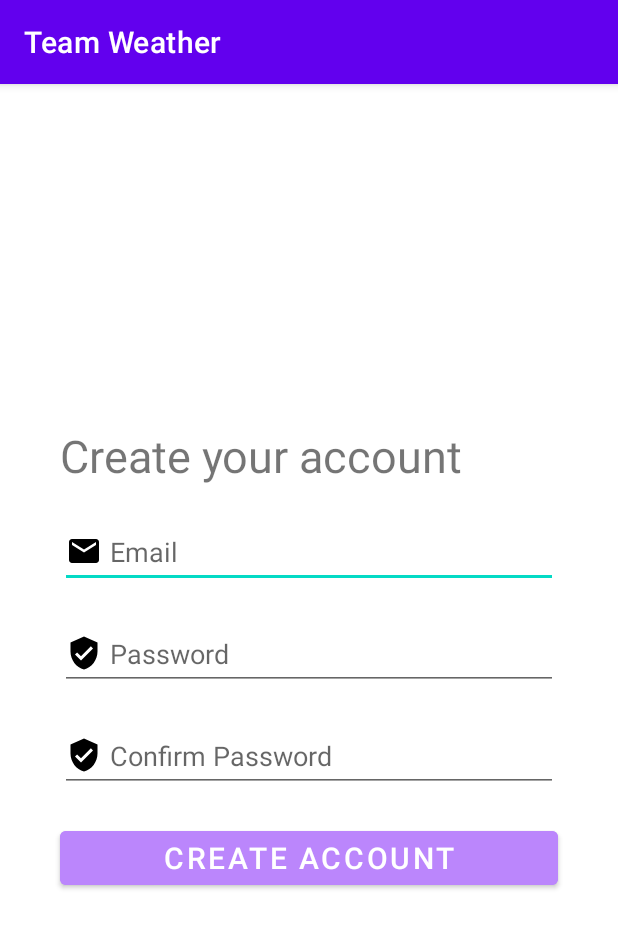
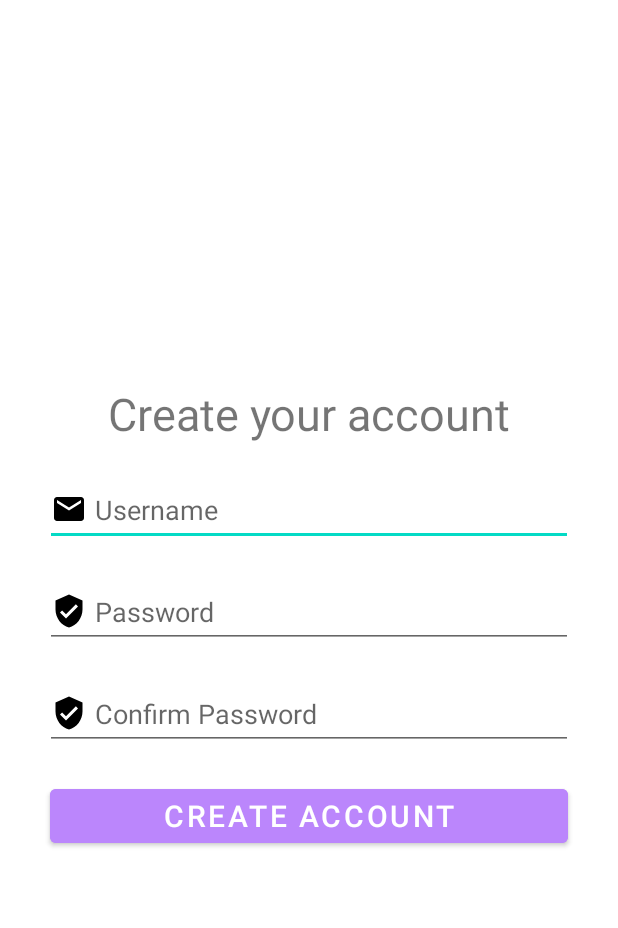
Before and after one commit to roeelap/weather-mobile-app, an Android app: the CreateAccountActivity screen opened directly, with no data from a screen before it, on a phone screen of 412 x 824 dp. Shown: the top 928 px of the screen. Run offline under Robolectric (Android 15) with nearby library versions, the phone set to English and light mode, and no system bars; network calls fail.

Commit message:
added a mongodb server to handle basic user login and sign up

```diff
--- a/client/app/src/main/java/com/example/teamweather/CreateAccountActivity.java
+++ b/client/app/src/main/java/com/example/teamweather/CreateAccountActivity.java
@@ -2,45 +2,64 @@ package com.example.teamweather;
 
 import androidx.appcompat.app.AppCompatActivity;
 
+import android.content.Intent;
 import android.os.Bundle;
 import android.widget.Button;
 import android.widget.EditText;
+import android.widget.ProgressBar;
 import android.widget.Toast;
 
 public class CreateAccountActivity extends AppCompatActivity {
 
-    private EditText emailEditText;
+    private EditText userNameEditText;
     private EditText passwordEditText;
     private EditText confirmPasswordEditText;
+    private ProgressBar progressBar;
 
     @Override
     protected void onCreate(Bundle savedInstanceState) {
         super.onCreate(savedInstanceState);
         setContentView(R.layout.activity_create_account);
 
-        emailEditText = findViewById(R.id.editTextEmailAddress);
+        userNameEditText = findViewById(R.id.editTextUserName);
         passwordEditText = findViewById(R.id.editTextPassword);
         confirmPasswordEditText = findViewById(R.id.editTextConfirmPassword);
+        progressBar = findViewById(R.id.idPBLoading);
 
         Button createAccountButton = findViewById(R.id.create_account_button);
-        createAccountButton.setOnClickListener(v -> {
-            String email = emailEditText.getText().toString();
+        createAccountButton.setOnClickListener(v -> createAccount());
+    }
+
+    private void createAccount() {
+        String userName = userNameEditText.getText().toString();
         String password = passwordEditText.getText().toString();
         String confirmPassword = confirmPasswordEditText.getText().toString();
 
         // validate inputs
-            if (email.isEmpty() || password.isEmpty() || confirmPassword.isEmpty()) {
+        if (userName.isEmpty() || password.isEmpty() || confirmPassword.isEmpty()) {
             // TODO: display error message - please fill out all fields
             Toast.makeText(CreateAccountActivity.this, "Please fill out all fields", Toast.LENGTH_SHORT).show();
+            return;
         } else if (!password.equals(confirmPassword)) {
             // TODO: display error message - passwords do not match
             Toast.makeText(CreateAccountActivity.this, "Passwords do not match", Toast.LENGTH_SHORT).show();
-            } else if ((!email.contains("@")) || (!email.contains(".")) || (email.indexOf("@") >= email.indexOf("."))) {
-                // TODO: display error message - invalid email address
-                Toast.makeText(CreateAccountActivity.this, "Please enter a valid email address", Toast.LENGTH_SHORT).show();
+            return;
         }
 
-            // TODO: create account
+        progressBar.setVisibility(ProgressBar.VISIBLE);
+        UserFetcher fetcher = new UserFetcher(this);
+        fetcher.dispatchRequest(true, userName, password, response -> {
+            progressBar.setVisibility(ProgressBar.GONE);
+            if (response.isError) {
+                Toast.makeText(CreateAccountActivity.this, "Error while trying to create account, please try again", Toast.LENGTH_SHORT).show();
+            } else if (response.isSuccessful) {
+                Toast.makeText(CreateAccountActivity.this, "Account created successfully", Toast.LENGTH_SHORT).show();
+                Intent intent = new Intent(CreateAccountActivity.this, LoginActivity.class);
+                startActivity(intent);
+                finish();
+            } else {
+                Toast.makeText(CreateAccountActivity.this, "There already exists a user with this username/password. Please try again", Toast.LENGTH_SHORT).show();
+            }
         });
     }
 }
--- a/client/app/src/main/java/com/example/teamweather/MapsActivity.java
+++ b/client/app/src/main/java/com/example/teamweather/MapsActivity.java
@@ -181,6 +181,8 @@ public class MapsActivity extends FragmentActivity implements OnMapReadyCallback
         getWeatherButton.setOnClickListener(v -> {
             Intent intent = new Intent(this, MainActivity.class);
             intent.putExtra("location", name);
+            intent.putExtra("lat", marker.getPosition().latitude);
+            intent.putExtra("lng", marker.getPosition().longitude);
             startActivity(intent);
         });
         return false;
--- a/client/app/src/main/res/layout/activity_create_account.xml
+++ b/client/app/src/main/res/layout/activity_create_account.xml
@@ -10,20 +10,19 @@
     <TextView
         android:layout_width="match_parent"
         android:layout_height="wrap_content"
-        android:layout_marginHorizontal="40dp"
+        android:layout_marginHorizontal="30dp"
         android:layout_marginVertical="10dp"
-        android:textAlignment="center"
+        android:gravity="center"
         android:textSize="30sp"
         android:text="@string/create_your_account"/>
 
     <EditText
-        android:id="@+id/editTextEmailAddress"
+        android:id="@+id/editTextUserName"
         android:layout_width="match_parent"
         android:layout_height="wrap_content"
-        android:layout_marginHorizontal="40dp"
+        android:layout_marginHorizontal="30dp"
         android:layout_marginVertical="10dp"
-        android:hint="@string/prompt_email"
-        android:inputType="textEmailAddress"
+        android:hint="@string/prompt_userName"
         android:minHeight="48dp"
         android:drawableStart="@drawable/baseline_email_24"
         android:drawablePadding="5dp"
@@ -33,7 +32,7 @@
         android:id="@+id/editTextPassword"
         android:layout_width="match_parent"
         android:layout_height="wrap_content"
-        android:layout_marginHorizontal="40dp"
+        android:layout_marginHorizontal="30dp"
         android:layout_marginVertical="10dp"
         android:hint="@string/prompt_password"
         android:inputType="textPassword"
@@ -46,7 +45,7 @@
         android:id="@+id/editTextConfirmPassword"
         android:layout_width="match_parent"
         android:layout_height="wrap_content"
-        android:layout_marginHorizontal="40dp"
+        android:layout_marginHorizontal="30dp"
         android:layout_marginVertical="10dp"
         android:hint="@string/prompt_confirm_password"
         android:inputType="textPassword"
@@ -55,11 +54,19 @@
         android:drawablePadding="5dp"
         tools:ignore="Autofill" />
 
+    <ProgressBar
+        android:id="@+id/idPBLoading"
+        android:layout_width="wrap_content"
+        android:layout_height="wrap_content"
+        android:layout_marginHorizontal="30dp"
+        android:layout_marginVertical="10dp"
+        android:visibility="gone" />
+
     <Button
         android:id="@+id/create_account_button"
         android:layout_width="match_parent"
         android:layout_height="wrap_content"
-        android:layout_marginHorizontal="40dp"
+        android:layout_marginHorizontal="33dp"
         android:layout_marginVertical="10dp"
         android:backgroundTint="@color/purple_200"
         android:text="@string/button_create_account"
--- a/client/app/src/main/res/values-night/themes.xml
+++ b/client/app/src/main/res/values-night/themes.xml
@@ -1,6 +1,6 @@
 <resources xmlns:tools="http://schemas.android.com/tools">
     <!-- Base application theme. -->
-    <style name="Theme.TeamWeather" parent="Theme.MaterialComponents.DayNight.DarkActionBar">
+    <style name="Theme.TeamWeather" parent="Theme.MaterialComponents.DayNight.NoActionBar">
         <!-- Primary brand color. -->
         <item name="colorPrimary">@color/purple_200</item>
         <item name="colorPrimaryVariant">@color/purple_700</item>
--- a/client/app/src/main/res/values/strings.xml
+++ b/client/app/src/main/res/values/strings.xml
@@ -12,4 +12,6 @@
     <string name="create_your_account">Create your account</string>
     <string name="prompt_confirm_password">Confirm Password</string>
     <string name="button_create_account">Create account</string>
+    <string name="googleMapsApiKey">AIzaSyDz2HkpxvxPdlMJW_Ux0RfIxJfGscExSq0</string>
+    <string name="prompt_userName">Username</string>
 </resources>
--- a/client/app/src/main/res/values/themes.xml
+++ b/client/app/src/main/res/values/themes.xml
@@ -1,6 +1,6 @@
 <resources xmlns:tools="http://schemas.android.com/tools">
     <!-- Base application theme. -->
-    <style name="Theme.TeamWeather" parent="Theme.MaterialComponents.DayNight.DarkActionBar">
+    <style name="Theme.TeamWeather" parent="Theme.MaterialComponents.DayNight.NoActionBar">
         <!-- Primary brand color. -->
         <item name="colorPrimary">@color/purple_500</item>
         <item name="colorPrimaryVariant">@color/purple_700</item>
```
Also changed, not shown: client/app/src/main/AndroidManifest.xml (+15 -15 lines), client/app/src/main/java/com/example/teamweather/LoginActivity.java (+11 -6 lines), client/app/src/main/java/com/example/teamweather/UserFetcher.java (+10 -4 lines), client/app/src/main/res/layout/activity_login.xml (+7 -6 lines), 3 other files. Lines whose indentation alone changed are shown as unchanged.
